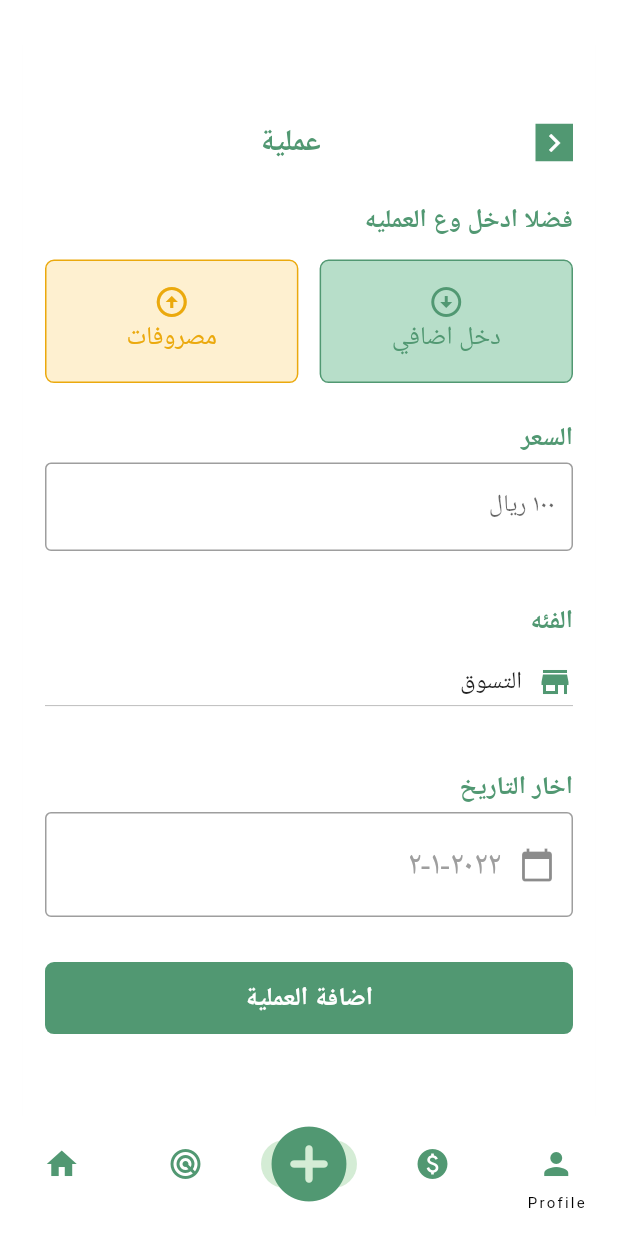
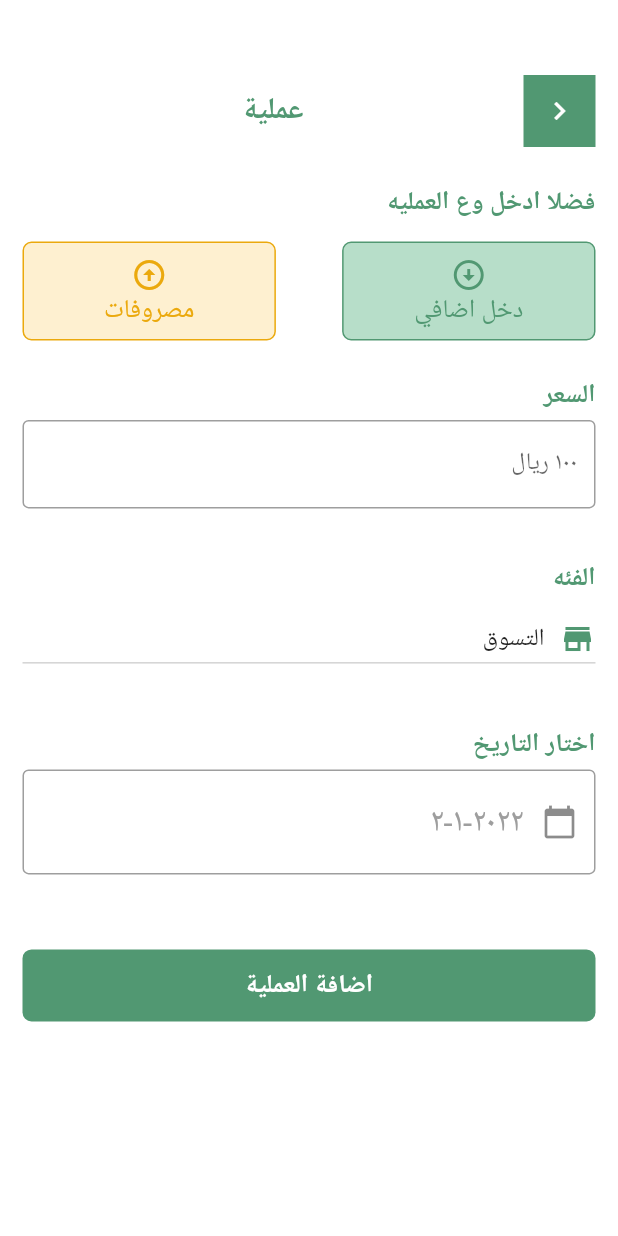
Before and after one commit to F600sa/Expense-management-Flutter, a Flutter app: the screen it shows after launch, item 3 of the bottom bar chosen, after a tap on "اضافة العملية", on a phone screen of 412 x 824 dp. Run offline on Flutter 3.47's test engine with Material 2 defaults, Android fonts, the phone set to English and light mode, and no system bars; our stand-ins replace get.

Commit message:
ui without obx

```diff
--- a/lib/Transaction/add_transaction_screen.dart
+++ b/lib/Transaction/add_transaction_screen.dart
@@ -1,11 +1,10 @@
 // ignore_for_file: avoid_unnecessary_containers, prefer_const_constructors, unnecessary_new
-
-import 'dart:math';
 
 import 'package:flutter/material.dart';
 import 'package:get/get.dart';
 
 import '../jaeeb_controller.dart';
+import '../main.dart';
 
 class AddTransaction extends StatelessWidget {
   const AddTransaction({super.key});
@@ -28,15 +27,16 @@ class Stricture extends StatelessWidget {
   Home_Controller controller = Get.put<Home_Controller>(Home_Controller(),
       tag: "home_data", permanent: true);
   TextEditingController priceController = TextEditingController();
+  TextEditingController dateController = TextEditingController();
 
   // List of items in our dropdown menu
   List<Item> itemList = [
-    new Item('التسوق',Icons.store),
-    new Item( 'مطعم',Icons.restaurant_menu),
-    new Item('قهوة',Icons.local_cafe),
-    new Item('نقل',Icons.directions_bus),
-    new Item('فواتير',Icons.receipt_long),
-    new Item('اخر',Icons.control_point),
+    new Item('التسوق', Icons.store),
+    new Item('مطعم', Icons.restaurant_menu),
+    new Item('قهوة', Icons.local_cafe),
+    new Item('نقل', Icons.directions_bus),
+    new Item('فواتير', Icons.receipt_long),
+    new Item('اخر', Icons.control_point),
   ];
   String dropdownValue = 'التسوق';
 
@@ -55,14 +55,20 @@ class Stricture extends StatelessWidget {
               mainAxisAlignment: MainAxisAlignment.spaceBetween,
               children: [
                 Container(
-                  height: 25,
-                  width: 25,
                     color: Color(0xFF519872),
+                    child: IconButton(
+                      icon: Center(
                           child: Icon(
                         Icons.chevron_left,
                         color: Colors.white,
-                  ),
-                ),
+                      )),
+                      onPressed: () {
+                        Navigator.push(
+                          context,
+                          MaterialPageRoute(builder: (context) => Navigation()),
+                        );
+                      },
+                    )),
                 Text(
                   "عملية",
                   style: TextStyle(
@@ -92,12 +98,16 @@ class Stricture extends StatelessWidget {
               mainAxisAlignment: MainAxisAlignment.spaceBetween,
               // ignore: prefer_const_literals_to_create_immutables
               children: [
+
                 Button(
+
                   color1: Color(0xFF519872),
                   color2: Color(0xFFB7DEC9),
                   name: 'دخل اضافي',
                   icon: Icons.arrow_circle_down,
                 ),
+
+
                 Button(
                   color1: Color(0xFFEBA90D),
                   color2: Color(0xFFFEF0D0),
@@ -116,15 +126,19 @@ class Stricture extends StatelessWidget {
                   fontSize: 17,
                   fontWeight: FontWeight.w700),
             ),
-            SizedBox(height: 5,),
+            SizedBox(
+              height: 5,
+            ),
             TextField(
               controller: priceController,
               decoration: InputDecoration(
-                border:  OutlineInputBorder(),
+                border: OutlineInputBorder(),
                 labelText: '١٠٠ ريال',
               ),
             ),
-            SizedBox(height: 35,),
+            SizedBox(
+              height: 35,
+            ),
             Text(
               "الفئه",
               style: TextStyle(
@@ -132,7 +146,9 @@ class Stricture extends StatelessWidget {
                   fontSize: 17,
                   fontWeight: FontWeight.w700),
             ),
-            SizedBox(height: 5,),
+            SizedBox(
+              height: 5,
+            ),
             Obx(
               () => DropdownButton(
                 value: controller.dropdownValue.value,
@@ -141,14 +157,14 @@ class Stricture extends StatelessWidget {
                 },
                 icon: const Visibility(
                     visible: false, child: Icon(Icons.arrow_downward)),
-                items: itemList.map<DropdownMenuItem>((Item value){
+                items: itemList.map<DropdownMenuItem>((Item value) {
                   return DropdownMenuItem(
                     value: value.name,
                     child: Directionality(
                       textDirection: TextDirection.rtl,
                       child: Row(
                         children: [
-                          Icon(value.icon,color: Color(0xFF519872)),
+                          Icon(value.icon, color: Color(0xFF519872)),
                           const SizedBox(
                             width: 10,
                           ),
@@ -165,18 +181,23 @@ class Stricture extends StatelessWidget {
                 // change button value to selected value
               ),
             ),
-          SizedBox(height: 35,),
+            SizedBox(
+              height: 35,
+            ),
             Text(
-              "اخار التاريخ",
+              "اختار التاريخ",
               style: TextStyle(
                   color: Color(0xFF519872),
                   fontSize: 17,
                   fontWeight: FontWeight.w700),
             ),
-             SizedBox(height: 5,),
+            SizedBox(
+              height: 5,
+            ),
             TextFormField(
+              controller: dateController,
               style: TextStyle(
-                color:  Color(0xFF519872),
+                color: Color(0xFF519872),
                 fontSize: 22,
               ),
               cursorColor: Color(0xFF519872),
@@ -200,13 +221,45 @@ class Stricture extends StatelessWidget {
                     lastDate: DateTime(2101));
               },
             ),
-            SizedBox(height: 30,),
+            SizedBox(
+              height: 50,
+            ),
             Container(
               decoration: BoxDecoration(
                 borderRadius: BorderRadius.circular(6),
-            color:  Color(0xFF519872),),
-              child: TextButton(onPressed: () {  },
-              child: Text("اضافة العملية",style:TextStyle(color: Colors.white,fontSize: 17,fontWeight: FontWeight.w700) ,),),
+                color: Color(0xFF519872),
+              ),
+              child: TextButton(
+                onPressed: () {
+                  double price = double.parse(priceController.text);
+                  if (controller.dropdownValue.value == "التسوق") {
+                    controller.add_shopping_list(
+                        price, true, DateTime.now(), "Note shopping");
+                  } else if (controller.dropdownValue.value == "فواتير") {
+                    controller.add_bill_list(
+                        price, true, DateTime.now(), "Note bill");
+                  } else if (controller.dropdownValue.value == "مطعم") {
+                    controller.add_restaurant_list(
+                        price, true, DateTime.now(), "Note Restaurant");
+                  } else if (controller.dropdownValue.value == "نقل") {
+                    controller.add_transport_list(
+                        price, true, DateTime.now(), "Note Transport");
+                  } else if (controller.dropdownValue.value == "قهوة") {
+                    controller.add_coffee_list(
+                        price, true, DateTime.now(), "Note Coffee");
+                  } else if (controller.dropdownValue.value == "اخر") {
+                    controller.add_another_list(
+                        price, true, DateTime.now(), "Note Another");
+                  }
+                },
+                child: Text(
+                  "اضافة العملية",
+                  style: TextStyle(
+                      color: Colors.white,
+                      fontSize: 17,
+                      fontWeight: FontWeight.w700),
+                ),
+              ),
             ),
           ],
         ),
@@ -227,19 +280,24 @@ class Button extends StatelessWidget {
     required this.icon,
     super.key,
   });
-
+  Home_Controller controller = Get.put<Home_Controller>(Home_Controller(),
+      tag: "home_data", permanent: true);
   @override
   Widget build(BuildContext context) {
     return Container(
-      padding: EdgeInsets.all(7),
+      padding: EdgeInsets.all(1),
       decoration: BoxDecoration(
           borderRadius: BorderRadius.circular(6),
           color: color2,
           border: Border.all(color: color1)),
-      height: MediaQuery.of(context).size.height * .1,
+      height: MediaQuery.of(context).size.height * .08,
       width: MediaQuery.of(context).size.width * .41,
-      child: TextButton(
-        onPressed: () {},
+      child:TextButton(
+          onPressed: () {
+             print(controller.isExpenses.value);
+            controller.onPressedisExpenses(false);
+            print(controller.isExpenses.value);
+          },
           child: Column(
             crossAxisAlignment: CrossAxisAlignment.center,
             children: [
@@ -254,10 +312,10 @@ class Button extends StatelessWidget {
             ],
           ),
         ),
+
     );
   }
 }
-
 
 class Item {
   String? name;
--- a/lib/Transaction/transaction_screen.dart
+++ b/lib/Transaction/transaction_screen.dart
@@ -123,15 +123,11 @@ class CardTransaction extends StatelessWidget {
                   mainAxisAlignment: MainAxisAlignment.spaceAround,
                   children: [
                     Text(
-                      controller.expenses[index].price.toInt().toString()+" SAR",
+                      controller.expenses[index].price.toInt().toString()+" ريال",
                       style:
                           TextStyle(color:const Color(0xFFEBA90D) ,fontSize: 16, fontWeight: FontWeight.bold),
                     ),
-                    Text(
-                      "In Cash",
-                      style:
-                          TextStyle(fontSize: 12, ),
-                    ),
+
                   ],
                 ),
           ],
--- a/lib/jaeeb_calsses.dart
+++ b/lib/jaeeb_calsses.dart
@@ -4,14 +4,14 @@ import 'package:flutter/material.dart';
 
 class Shopping {
   double? price;
-  bool? isCash;
+  bool? isExpenses;
   DateTime? date;
   String? note;
   IconData? icon=Icons.store;
-  String type = "Shopping";
-  Shopping(double price, bool isCash, DateTime date,String note) {
+  String type = "التسوق";
+  Shopping(double price, bool isExpenses, DateTime date,String note) {
     this.date = date;
-    this.isCash = isCash;
+    this.isExpenses = isExpenses;
     this.price = price;
     this.note = note;
     this.icon = icon;
@@ -21,42 +21,42 @@ class Shopping {
 
 class Restaurant {
   double? price;
-  bool? isCash;
+  bool? isExpenses;
   DateTime? date;
   String? note;
   IconData? icon=Icons.restaurant_menu;
-  String type = "Restaurant";
-  Restaurant(double price, bool isCash, DateTime date,String note) {
+  String type = "المطعم";
+  Restaurant(double price, bool isExpenses, DateTime date,String note) {
     this.date = date;
-    this.isCash = isCash;
+    this.isExpenses = isExpenses;
     this.price = price;
     this.note = note;
   }
 }
 class Coffee {
   double? price;
-  bool? isCash;
+  bool? isExpenses;
   DateTime? date;
   String? note;
   IconData? icon=Icons.local_cafe;
-  String type = "Coffee";
-  Coffee(double price, bool isCash, DateTime date,String note) {
+  String type = "قهوة";
+  Coffee(double price, bool isExpenses, DateTime date,String note) {
     this.date = date;
-    this.isCash = isCash;
+    this.isExpenses = isExpenses;
     this.price = price;
     this.note = note;
   }
 }
 class Transport {
   double? price;
-  bool? isCash;
+  bool? isExpenses;
   DateTime? date;
   String? note;
   IconData? icon=Icons.directions_bus;
-  String type = "Transport";
-  Transport(double price, bool isCash, DateTime date,String note) {
+  String type = "النقل";
+  Transport(double price, bool isExpenses, DateTime date,String note) {
     this.date = date;
-    this.isCash = isCash;
+    this.isExpenses = isExpenses;
     this.price = price;
     this.note = note;
   }
@@ -64,15 +64,15 @@ class Transport {
 
 class Bill {
   double? price;
-  bool? isCash;
+  bool? isExpenses;
   DateTime? date;
   String? note;
   IconData? icon=Icons.receipt_long;
-  String type = "Bill";
+  String type = "فواتير";
 
-  Bill(double price, bool isCash, DateTime date,String note) {
+  Bill(double price, bool isExpenses, DateTime date,String note) {
     this.date = date;
-    this.isCash = isCash;
+    this.isExpenses = isExpenses;
     this.price = price;
     this.note = note;
     this.icon = icon;
@@ -81,15 +81,15 @@ class Bill {
 
 class Another {
   double? price;
-  bool? isCash;
+  bool? isExpenses;
   DateTime? date;
   String? note;
   IconData? icon=Icons.control_point;
-  String type = "Another";
+  String type = "اخر";
 
-  Another(double price, bool isCash, DateTime date,String note) {
+  Another(double price, bool isExpenses, DateTime date,String note) {
     this.date = date;
-    this.isCash = isCash;
+    this.isExpenses = isExpenses;
     this.price = price;
     this.note = note;
   }
--- a/lib/jaeeb_controller.dart
+++ b/lib/jaeeb_controller.dart
@@ -1,4 +1,4 @@
-// ignore_for_file: non_constant_identifier_names, avoid_print ,prefer_interpolation_to_compose_strings, unnecessary_new
+// ignore_for_file: non_constant_identifier_names, avoid_print ,prefer_interpolation_to_compose_strings, unnecessary_new, camel_case_types
 
 import 'package:flutter/material.dart';
 
@@ -10,6 +10,11 @@ class Home_Controller extends GetxController {
   final dropdownValue = "التسوق".obs;
   void onchangedropdownValue(String? dropdownvalue) {
     dropdownValue.value = dropdownvalue!;
+  }
+
+  final isExpenses = true.obs;
+  void onPressedisExpenses(bool? isIt) {
+    isExpenses.value = isIt!;
   }
 
   /* Expenses */
@@ -41,7 +46,8 @@ class Home_Controller extends GetxController {
   /* income and  current_balance saving */
   final income = 10000.00.obs;
   void onchangedIncome(double? num) {
-    income.value = num!;}
+    income.value = num!;
+  }
 
   double spending_fun(
     double goals,
@@ -160,8 +166,7 @@ class Home_Controller extends GetxController {
   List coffee = [];
   double total_coffee = 0;
 
-    void add_coffee_list(
-        double price, bool isCash, DateTime date, String note) {
+  void add_coffee_list(double price, bool isCash, DateTime date, String note) {
     coffee.add(new Coffee(price, isCash, date, note));
     expenses.add(new Coffee(price, isCash, date, note));
   }
@@ -219,8 +224,7 @@ class Home_Controller extends GetxController {
   List another = [];
   double total_another = 0;
 
-    void add_another_list(
-        double price, bool isCash, DateTime date, String note) {
+  void add_another_list(double price, bool isCash, DateTime date, String note) {
     another.add(new Another(price, isCash, date, note));
     expenses.add(new Another(price, isCash, date, note));
   }
--- a/lib/main.dart
+++ b/lib/main.dart
@@ -13,26 +13,13 @@ import 'jaeeb_controller.dart';
 void main() {
   Home_Controller controller = Get.put<Home_Controller>(Home_Controller(),
       tag: "home_data", permanent: true);
-  controller.add_shopping_list(
-      200.00, true, DateTime.now(), "shopping");
-  controller.add_transport_list(
-      200.00, false, DateTime.now(), "shopping");
-  controller.add_another_list(
-      200.00, false, DateTime.now(), "shopping");
-  controller.add_transport_list(
-      200.00, false, DateTime.now(), "shopping");
-  controller.add_restaurant_list(
-      200.00, false, DateTime.now(), "shopping");
-  controller.add_restaurant_list(
-      200.00, false, DateTime.now(), "shopping");
-  controller.add_coffee_list(
-      200.00, false, DateTime.now(), "shopping");
-  controller.add_bill_list(
-      200.00, false, DateTime.now(), "shopping");
-  controller.add_restaurant_list(
-      200.00, false, DateTime.now(), "shopping");
-
-
+  controller.add_shopping_list(200.00, true, DateTime.now(), "shopping");
+  controller.add_transport_list(200.00, false, DateTime.now(), "shopping");
+  controller.add_another_list(200.00, false, DateTime.now(), "shopping");
+  controller.add_transport_list(200.00, false, DateTime.now(), "shopping");
+  controller.add_restaurant_list(200.00, false, DateTime.now(), "shopping");
+  controller.add_coffee_list(200.00, false, DateTime.now(), "shopping");
+  controller.add_bill_list(200.00, false, DateTime.now(), "shopping");
 
   runApp(MyApp());
 }
@@ -52,10 +39,10 @@ class _MyAppState extends State<MyApp> {
         primarySwatch: Colors.green,
       ),
       debugShowCheckedModeBanner: false,
-      title: 'Jaeeb',
+      title: 'جيب',
       // initialRoute: "/home",
       defaultTransition: Transition.zoom,
-      home:     Navigation(),
+      home: Navigation(),
     );
   }
 }
@@ -69,9 +56,10 @@ class Navigation extends StatefulWidget {
 
 class _NavigationState extends State<Navigation> {
   List<Widget> pageList = [
-     HomeScreen(),
+    AddTransaction(),
+    HomeScreen(),
     GoalsScreen(),
-    AddTransaction(),
+    // Container(),
     Transaction(),
     ProfileScreen(),
   ];
@@ -86,6 +74,12 @@ class _NavigationState extends State<Navigation> {
         selectedIndex: selectedIndex,
         onDestinationSelected: (index) => setState(() {
           selectedIndex = index;
+          if (selectedIndex == 2) {
+            Navigator.push(
+              context,MaterialPageRoute(
+                builder: (context) =>  AddTransaction()),
+                );
+          }
         }),
         backgroundColor: Colors.white,
         destinations: const [
@@ -97,8 +91,7 @@ class _NavigationState extends State<Navigation> {
             label: '',
           ),
           NavigationDestination(
-              icon: Icon(Icons.radar, color: Color(0xFF519872)),
-              label: ''),
+              icon: Icon(Icons.radar, color: Color(0xFF519872)), label: ''),
           NavigationDestination(
               icon: Icon(
                 Icons.add_circle_rounded,
@@ -107,8 +100,7 @@ class _NavigationState extends State<Navigation> {
               ),
               label: ''),
           NavigationDestination(
-              icon: Icon(Icons.paid, color: Color(0xFF519872)),
-              label: ''),
+              icon: Icon(Icons.paid, color: Color(0xFF519872)), label: ''),
           NavigationDestination(
               icon: Icon(
                 Icons.person,
```
Also changed, not shown: 32 other files. Lines whose indentation alone changed are shown as unchanged.
